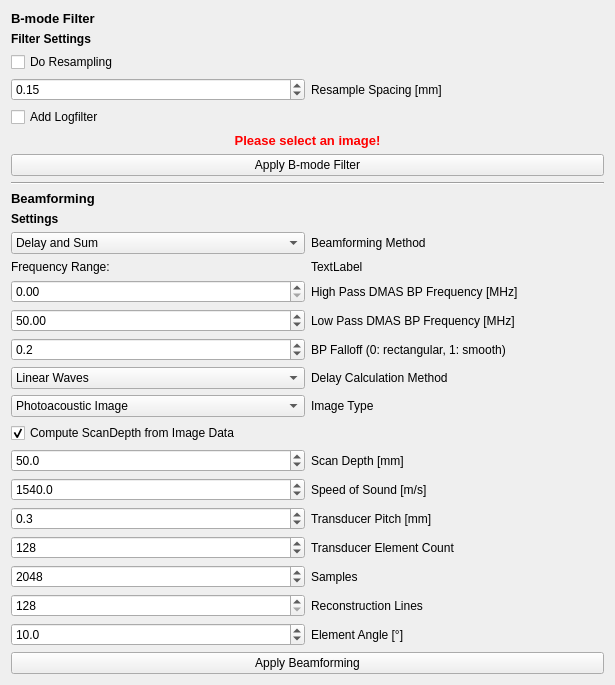
Qt form Plugins/org.mitk.gui.qt.photoacoustics.imageprocessing/src/internal/PAImageProcessingControls.ui (MITK/MITK) before a commit.
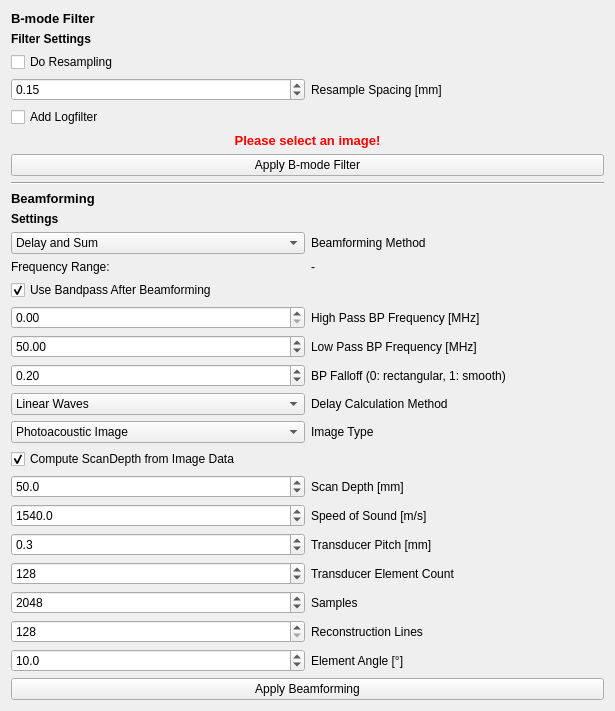
The same form after that commit.

```diff
--- a/Plugins/org.mitk.gui.qt.photoacoustics.imageprocessing/src/internal/PAImageProcessingControls.ui
+++ b/Plugins/org.mitk.gui.qt.photoacoustics.imageprocessing/src/internal/PAImageProcessingControls.ui
@@ -130,21 +130,21 @@
        </item>
        <item>
         <layout class="QGridLayout" name="gridLayout">
-         <item row="12" column="1">
+         <item row="13" column="1">
           <widget class="QLabel" name="label_2">
            <property name="text">
             <string>Speed of Sound [m/s]</string>
            </property>
           </widget>
          </item>
-         <item row="11" column="1">
+         <item row="12" column="1">
           <widget class="QLabel" name="label">
            <property name="text">
             <string>Scan Depth [mm]</string>
            </property>
           </widget>
          </item>
-         <item row="13" column="0">
+         <item row="14" column="0">
           <widget class="QDoubleSpinBox" name="Pitch">
            <property name="decimals">
             <number>1</number>
@@ -163,7 +163,7 @@
            </property>
           </widget>
          </item>
-         <item row="12" column="0">
+         <item row="13" column="0">
           <widget class="QDoubleSpinBox" name="SpeedOfSound">
            <property name="decimals">
             <number>1</number>
@@ -189,14 +189,14 @@
            </property>
           </widget>
          </item>
-         <item row="14" column="1">
+         <item row="15" column="1">
           <widget class="QLabel" name="label_5">
            <property name="text">
             <string>Transducer Element Count</string>
            </property>
           </widget>
          </item>
-         <item row="11" column="0">
+         <item row="12" column="0">
           <widget class="QDoubleSpinBox" name="ScanDepth">
            <property name="decimals">
             <number>1</number>
@@ -223,14 +223,14 @@
            </item>
           </widget>
          </item>
-         <item row="13" column="1">
+         <item row="14" column="1">
           <widget class="QLabel" name="label_3">
            <property name="text">
             <string>Transducer Pitch [mm]</string>
            </property>
           </widget>
          </item>
-         <item row="14" column="0">
+         <item row="15" column="0">
           <widget class="QSpinBox" name="ElementCount">
            <property name="minimum">
             <number>1</number>
@@ -246,7 +246,7 @@
            </property>
           </widget>
          </item>
-         <item row="15" column="0">
+         <item row="16" column="0">
           <widget class="QSpinBox" name="Samples">
            <property name="minimum">
             <number>256</number>
@@ -262,7 +262,7 @@
            </property>
           </widget>
          </item>
-         <item row="16" column="0">
+         <item row="17" column="0">
           <widget class="QSpinBox" name="Lines">
            <property name="minimum">
             <number>128</number>
@@ -278,21 +278,21 @@
            </property>
           </widget>
          </item>
-         <item row="15" column="1">
+         <item row="16" column="1">
           <widget class="QLabel" name="label_6">
            <property name="text">
             <string>Samples</string>
            </property>
           </widget>
          </item>
-         <item row="16" column="1">
+         <item row="17" column="1">
           <widget class="QLabel" name="label_7">
            <property name="text">
             <string>Reconstruction Lines</string>
            </property>
           </widget>
          </item>
-         <item row="6" column="0">
+         <item row="7" column="0">
           <widget class="QComboBox" name="DelayCalculation">
            <item>
             <property name="text">
@@ -311,14 +311,14 @@
            </item>
           </widget>
          </item>
-         <item row="6" column="1">
+         <item row="7" column="1">
           <widget class="QLabel" name="label_8">
            <property name="text">
             <string>Delay Calculation Method</string>
            </property>
           </widget>
          </item>
-         <item row="17" column="0">
+         <item row="18" column="0">
           <widget class="QDoubleSpinBox" name="Angle">
            <property name="decimals">
             <number>1</number>
@@ -331,7 +331,7 @@
            </property>
           </widget>
          </item>
-         <item row="10" column="0">
+         <item row="11" column="0">
           <widget class="QCheckBox" name="UseImageSpacing">
            <property name="text">
             <string>Compute ScanDepth from Image Data</string>
@@ -341,14 +341,14 @@
            </property>
           </widget>
          </item>
-         <item row="17" column="1">
+         <item row="18" column="1">
           <widget class="QLabel" name="label_9">
            <property name="text">
             <string>Element Angle [°]</string>
            </property>
           </widget>
          </item>
-         <item row="7" column="0">
+         <item row="8" column="0">
           <widget class="QComboBox" name="ImageType">
            <item>
             <property name="text">
@@ -362,17 +362,20 @@
            </item>
           </widget>
          </item>
-         <item row="7" column="1">
+         <item row="8" column="1">
           <widget class="QLabel" name="label_10">
            <property name="text">
             <string>Image Type</string>
            </property>
           </widget>
          </item>
-         <item row="5" column="0">
+         <item row="6" column="0">
           <widget class="QDoubleSpinBox" name="BPFalloff">
            <property name="decimals">
-            <number>1</number>
+            <number>2</number>
+           </property>
+           <property name="minimum">
+            <double>0.010000000000000</double>
            </property>
            <property name="maximum">
             <double>1.000000000000000</double>
@@ -385,7 +388,7 @@
            </property>
           </widget>
          </item>
-         <item row="3" column="0">
+         <item row="4" column="0">
           <widget class="QDoubleSpinBox" name="BPhigh">
            <property name="decimals">
             <number>2</number>
@@ -395,7 +398,7 @@
            </property>
           </widget>
          </item>
-         <item row="4" column="0">
+         <item row="5" column="0">
           <widget class="QDoubleSpinBox" name="BPlow">
            <property name="decimals">
             <number>2</number>
@@ -411,24 +414,24 @@
            </property>
           </widget>
          </item>
-         <item row="3" column="1">
+         <item row="4" column="1">
           <widget class="QLabel" name="BPHighLabel">
            <property name="text">
-            <string>High Pass DMAS BP Frequency [MHz]</string>
+            <string>High Pass BP Frequency [MHz]</string>
            </property>
           </widget>
          </item>
-         <item row="5" column="1">
+         <item row="6" column="1">
           <widget class="QLabel" name="label_13">
            <property name="text">
             <string>BP Falloff (0: rectangular, 1: smooth)</string>
            </property>
           </widget>
          </item>
-         <item row="4" column="1">
+         <item row="5" column="1">
           <widget class="QLabel" name="BPLowLabel">
            <property name="text">
-            <string>Low Pass DMAS BP Frequency [MHz]</string>
+            <string>Low Pass BP Frequency [MHz]</string>
            </property>
           </widget>
          </item>
@@ -442,7 +445,17 @@
          <item row="2" column="1">
           <widget class="QLabel" name="BPInfoDisplay">
            <property name="text">
-            <string>TextLabel</string>
+            <string>-</string>
+           </property>
+          </widget>
+         </item>
+         <item row="3" column="0">
+          <widget class="QCheckBox" name="UseBP">
+           <property name="text">
+            <string>Use Bandpass After Beamforming</string>
+           </property>
+           <property name="checked">
+            <bool>true</bool>
            </property>
           </widget>
          </item>
```
